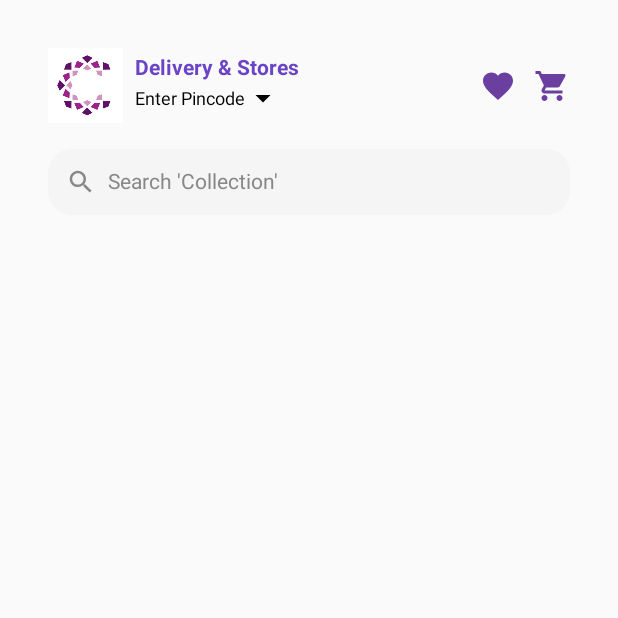
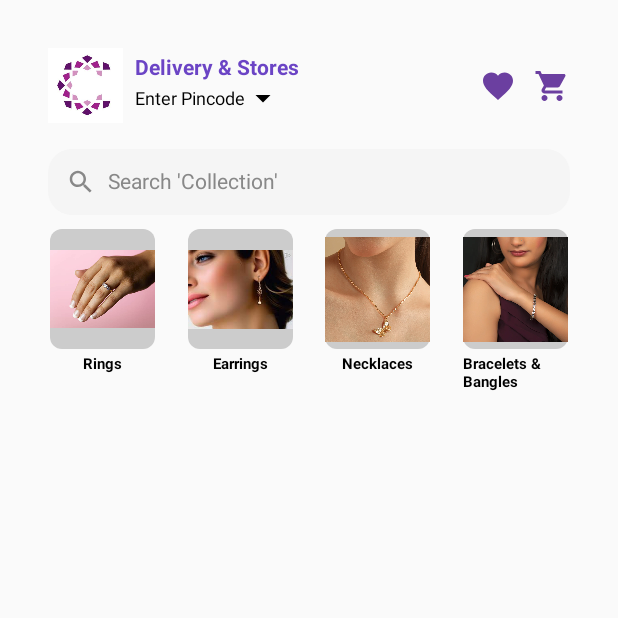
Before and after one commit to HarunRashid-dev/Caratlane, an Android app built with Jetpack Compose: the screen it shows after launch (MainActivity), on a phone screen of 412 x 824 dp, the top half of it. Run offline under Robolectric (Android 15) with nearby library versions, the light colour scheme and no system bars.

Commit message:
attempt (Rings) 3

```diff
--- a/app/src/main/java/com/example/caratlane/MainActivity.kt
+++ b/app/src/main/java/com/example/caratlane/MainActivity.kt
@@ -31,6 +31,7 @@ import androidx.compose.ui.text.TextStyle
 import androidx.compose.ui.text.font.FontWeight
 import androidx.compose.ui.unit.dp
 import androidx.compose.ui.unit.sp
+import java.nio.file.WatchEvent
 
 class MainActivity : ComponentActivity(){
     override fun onCreate(savedInstanceState: Bundle?) {
@@ -53,6 +54,10 @@ fun MainScreen(){
         Spacer(modifier = Modifier.height(1.dp))
 
         SearchBar()
+
+        Spacer(modifier = Modifier.height(5.dp))
+
+        CategoryList()
 
     }
 }
@@ -143,3 +148,41 @@ fun SearchBar(){
         )
     }
 }
+
+@Composable
+fun CategoryList(){
+    Row(
+        modifier = Modifier.fillMaxWidth(),
+        horizontalArrangement = Arrangement.SpaceEvenly
+    ){
+        CategoryItem(imageRes = R.drawable.rings, title= "Rings")
+        CategoryItem(imageRes = R.drawable.earrings, title = "Earrings")
+        CategoryItem(imageRes = R.drawable.necklaces, title = "Necklaces")
+        CategoryItem(imageRes = R.drawable.bracelets, title = "Bracelets & Bangles")
+    }
+}
+
+@Composable
+fun CategoryItem(imageRes: Int, title: String){
+    Column (
+        horizontalAlignment = Alignment.CenterHorizontally,
+        modifier = Modifier
+            .padding(4.dp)
+            .width(70.dp)
+    ){
+        Image(
+            painter = painterResource(id= imageRes),
+            contentDescription = title,
+            modifier = Modifier
+                .size(80.dp)
+                .background(Color.LightGray, shape = RoundedCornerShape(8.dp))
+        )
+        Text(
+            text = title,
+            fontSize = 10.sp,
+            fontWeight = FontWeight.Bold,
+            color = Color.Black,
+            modifier = Modifier.padding(top = 4.dp)
+        )
+    }
+}
```
Also changed, not shown: app/src/main/res/drawable/bracelets.png (added), app/src/main/res/drawable/earrings.png (added), app/src/main/res/drawable/necklaces.png (added).
